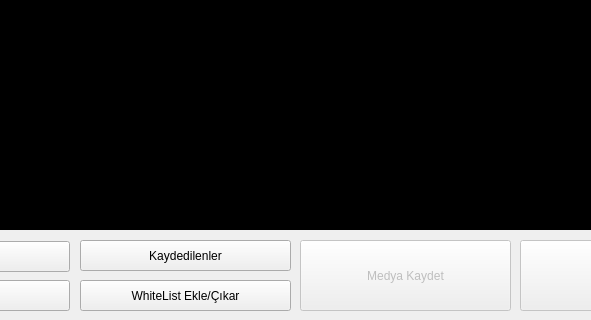
Old version of the form EMeUi.ui in the repository ErdemOruc/EMe; both pictures show x 310 to 901 and y 500 to 820 of the 1300 by 820 pixel window.
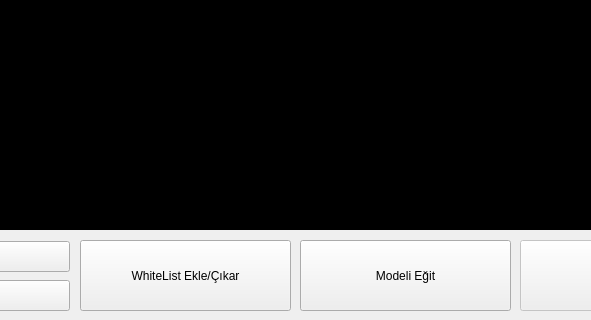
New version of the form.

Diff of the .ui file:
```diff
--- a/EMeUi.ui
+++ b/EMeUi.ui
@@ -70,29 +70,13 @@
     <string>Resim/Video Seç</string>
    </property>
   </widget>
-  <widget class="QPushButton" name="pushButton_Kaydedilenler">
-   <property name="enabled">
-    <bool>true</bool>
-   </property>
-   <property name="geometry">
-    <rect>
-     <x>390</x>
-     <y>740</y>
-     <width>211</width>
-     <height>31</height>
-    </rect>
-   </property>
-   <property name="text">
-    <string>Kaydedilenler</string>
-   </property>
-  </widget>
   <widget class="QPushButton" name="pushButton_WhiteListEdit">
    <property name="geometry">
     <rect>
      <x>390</x>
-     <y>780</y>
+     <y>740</y>
      <width>211</width>
-     <height>31</height>
+     <height>71</height>
     </rect>
    </property>
    <property name="toolTip">
@@ -104,7 +88,7 @@
   </widget>
   <widget class="QPushButton" name="pushButton_Kaydet">
    <property name="enabled">
-    <bool>false</bool>
+    <bool>true</bool>
    </property>
    <property name="geometry">
     <rect>
@@ -115,7 +99,7 @@
     </rect>
    </property>
    <property name="text">
-    <string>Medya Kaydet</string>
+    <string>Modeli Eğit</string>
    </property>
   </widget>
   <widget class="QLabel" name="Ekran">
```
Left out of the diff: 2 changed lines with no effect on the pictures.
